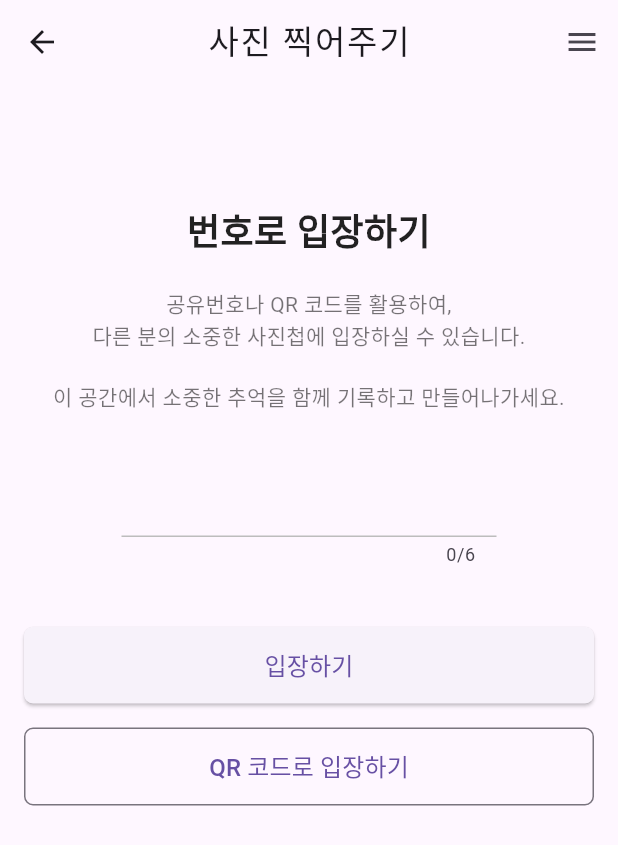
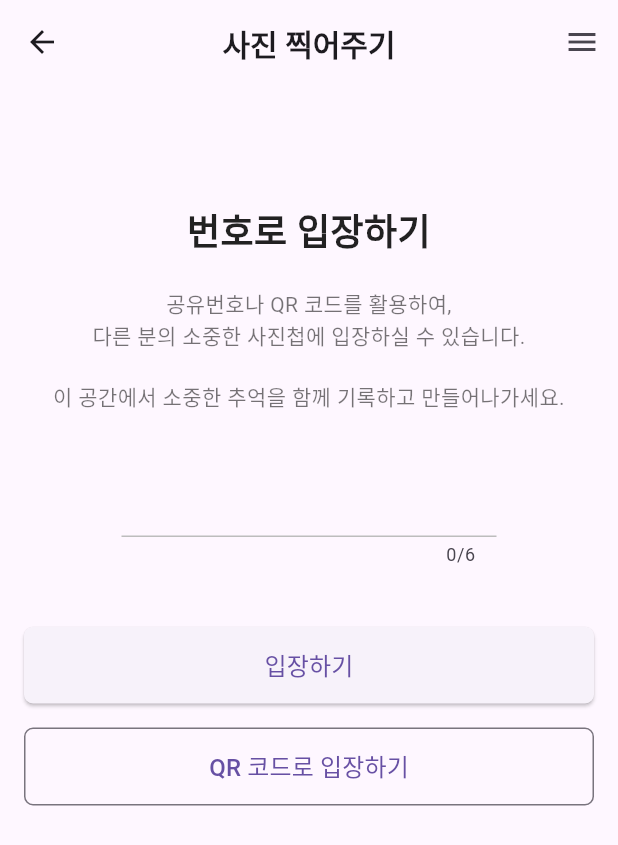
Before and after one commit to Si-Hyeak-KANG/SHARED_ALBUM_APP, a Flutter app: the EnterOtherAlbumNumScreen screen opened directly, on a phone screen of 412 x 824 dp. Shown: the top 845 px of the screen. Run offline on Flutter 3.47's test engine with Material 3 defaults, Android fonts, the phone set to English and light mode, and no system bars.

Commit message:
일부 설정 수정

```diff
--- a/lib/screens/common/splash_screen.dart
+++ b/lib/screens/common/splash_screen.dart
@@ -24,7 +24,7 @@ class _SplashScreenState extends State<SplashScreen> {
   }
 
   startTime() {
-    var duration = const Duration(seconds: 30);
+    var duration = const Duration(seconds: 3);
     return Timer(duration, navigationPage);
   }
 
--- a/lib/widgets/common_app_bar_with_title.dart
+++ b/lib/widgets/common_app_bar_with_title.dart
@@ -14,9 +14,12 @@ class CommonAppBarWithTitle extends StatelessWidget
   @override
   Widget build(BuildContext context) {
     return AppBar(
-      title: Text(
-        titleText,
-        style: TextStyle(letterSpacing: 1.2),
+      title: Padding(
+        padding: const EdgeInsets.only(top: 4.0),
+        child: Text(
+          titleText,
+          style: TextStyle(fontWeight: FontWeight.bold, fontSize: 20),
+        ),
       ),
       centerTitle: true,
       actions: isActions
```
